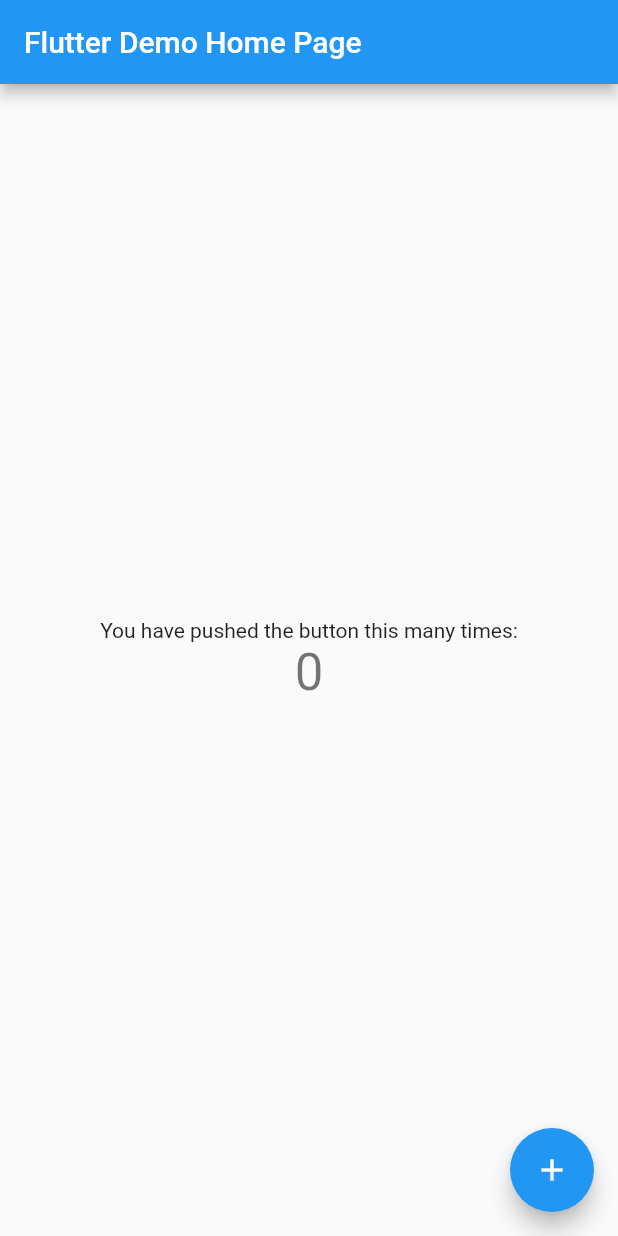
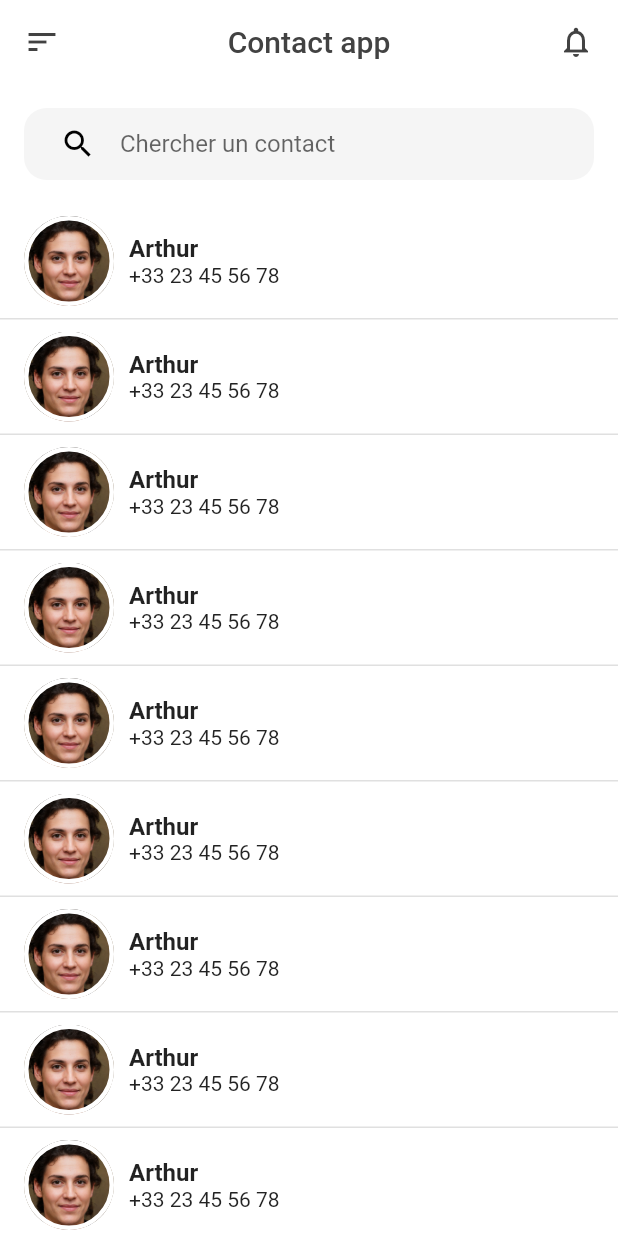
Before and after one commit to louiszgn/contact_app, a Flutter app: the screen it shows after launch, on a phone screen of 412 x 824 dp. Run offline on Flutter 3.47's test engine with Material 2 defaults, Android fonts, the phone set to English and light mode, and no system bars.

Commit message:
Add pages and style

```diff
--- /dev/null
+++ b/lib/components/contact_widget.dart
@@ -0,0 +1,57 @@
+import 'package:flutter/material.dart';
+import 'package:contact_app/pages/contact_details.dart';
+import 'package:contact_app/components/user_avatar.dart';
+
+class ContactWidget extends StatelessWidget {
+
+  final String name;
+  final String number;
+
+  ContactWidget({required this.name, required this.number});
+
+  @override
+  Widget build(BuildContext context) {
+    return GestureDetector(
+      onTap: () {
+        Navigator.push(
+          context,
+          MaterialPageRoute(builder: (context) => ContactDetails(name: name, number: number)),
+        );
+      },
+      child: Container(
+        decoration: BoxDecoration(
+          border: Border(
+            bottom: BorderSide(
+              width: 1,
+              color: Colors.grey.shade300,
+            ),
+          ),
+        ),
+        child:Padding(
+          padding: EdgeInsets.symmetric(vertical: 8, horizontal: 16),
+          child: Row(
+            children: [
+              UserAvatar(),
+
+              SizedBox(width: 10),
+
+              Column(
+                crossAxisAlignment: CrossAxisAlignment.start,
+                children: [
+                  Text(
+                    name,
+                    style: TextStyle(
+                      fontWeight: FontWeight.bold,
+                      fontSize: 16
+                    ),
+                  ),
+                  Text(number),
+                ]
+              ),
+            ]
+          )
+        ),
+      ),
+    );
+  }
+}
--- /dev/null
+++ b/lib/components/user_avatar.dart
@@ -0,0 +1,23 @@
+import 'package:flutter/material.dart';
+
+class UserAvatar extends StatelessWidget {
+  @override
+  Widget build(BuildContext context) {
+    return Container(
+      height: 60,
+      width: 60,
+      decoration: BoxDecoration(
+        color: Colors.white,
+        shape: BoxShape.circle,
+        border: Border.all(
+          width: 3,
+          color: Colors.white,
+        ),
+        image: DecorationImage(
+          image: AssetImage("assets/images/portrait1.jpeg"),
+          fit: BoxFit.cover,
+        ),
+      ),
+    );
+  }
+}
--- a/lib/main.dart
+++ b/lib/main.dart
@@ -14,7 +14,7 @@ class MyApp extends StatelessWidget {
       theme: ThemeData(
         primarySwatch: Colors.blue,
       ),
-      home: HomePage(title: 'Flutter Demo Home Page'),
+      home: HomePage(),
     );
   }
 }
--- /dev/null
+++ b/lib/pages/contact_details.dart
@@ -0,0 +1,47 @@
+import 'package:flutter/material.dart';
+
+class ContactDetails extends StatelessWidget {
+
+  final String name;
+  final String number;
+
+  ContactDetails({required this.name, required this.number});
+
+  @override
+  Widget build(BuildContext context) {
+    return Scaffold(
+      backgroundColor: Colors.white,
+      appBar: AppBar(
+        brightness: Brightness.light,
+        backgroundColor: Colors.transparent,
+        elevation: 0,
+        centerTitle: true,
+        title: Text(
+          name,
+          style: TextStyle(
+            color: Colors.grey[800],
+          ),
+        ),
+        leading: GestureDetector(
+          onTap: () {
+            Navigator.pop(context);
+          },
+          child: Icon(
+            Icons.arrow_back,
+            color: Colors.grey[800],
+          ),
+        ),
+        actions: [
+          Padding(
+            padding: EdgeInsets.only(right: 16),
+            child: Icon(
+              Icons.notifications_none,
+              color: Colors.grey[800],
+            ),
+          ),
+        ],
+      ),
+      body: Text(number),
+    );
+  }
+}
--- a/lib/pages/homepage.dart
+++ b/lib/pages/homepage.dart
@@ -1,46 +1,90 @@
 import 'package:flutter/material.dart';
+import 'package:contact_app/components/contact_widget.dart';
 
-class HomePage extends StatefulWidget {
-  HomePage({Key? key, required this.title}) : super(key: key);
-
-  final String title;
-
-  @override
-  _HomePageState createState() => _HomePageState();
-}
-
-class _HomePageState extends State<HomePage> {
-  int _counter = 0;
-
-  void _incrementCounter() {
-    setState(() { _counter++; });
-  }
+class HomePage extends StatelessWidget {
 
   @override
   Widget build(BuildContext context) {
     return Scaffold(
+      backgroundColor: Colors.white,
       appBar: AppBar(
-        title: Text(widget.title),
+        brightness: Brightness.light,
+        backgroundColor: Colors.transparent,
+        elevation: 0,
+        centerTitle: true,
+        title: Text(
+          'Contact app',
+          style: TextStyle(
+            color: Colors.grey[800],
+          ),
+        ),
+        leading: GestureDetector(
+          onTap: () {},
+          child: Icon(
+            Icons.sort,
+            color: Colors.grey[800],
+          ),
+        ),
+        actions: [
+          Padding(
+            padding: EdgeInsets.only(right: 16),
+            child: Icon(
+              Icons.notifications_none,
+              color: Colors.grey[800],
+            ),
+          ),
+        ],
       ),
-      body: Center(
+      body: SingleChildScrollView(
+        physics: BouncingScrollPhysics(),
         child: Column(
-          mainAxisAlignment: MainAxisAlignment.center,
-          children: <Widget>[
-            Text(
-              'You have pushed the button this many times:',
+          crossAxisAlignment: CrossAxisAlignment.start,
+          children: [
+            Padding(
+              padding: EdgeInsets.all(16),
+              child: TextField(
+                decoration: InputDecoration(
+                  hintText: 'Chercher un contact',
+                  hintStyle: TextStyle(fontSize: 16),
+                  border: OutlineInputBorder(
+                    borderRadius: BorderRadius.circular(15),
+                    borderSide: BorderSide(
+                      width: 0,
+                      style: BorderStyle.none,
+                    ),
+                  ),
+                  filled: true,
+                  fillColor: Colors.grey[100],
+                  contentPadding: EdgeInsets.only(right: 30,),
+                  prefixIcon: Padding(
+                    padding: EdgeInsets.only(right: 16.0, left: 24.0),
+                    child: Icon(
+                      Icons.search,
+                      color: Colors.black,
+                      size: 24,
+                    ),
+                  ),
+                ),
+              ),
             ),
-            Text(
-              '$_counter',
-              style: Theme.of(context).textTheme.headline4,
+
+            Container(
+              child: Column(
+                crossAxisAlignment: CrossAxisAlignment.start,
+                children: buildContactWidget(),
+              ),
             ),
-          ],
+          ]
         ),
-      ),
-      floatingActionButton: FloatingActionButton(
-        onPressed: _incrementCounter,
-        tooltip: 'Increment',
-        child: Icon(Icons.add),
       ),
     );
   }
+
+  List<Widget> buildContactWidget() {
+    List<Widget> list = [];
+    for (var i = 0; i < 10; i++) {
+      list.add(ContactWidget(name: "Arthur", number: "+33 23 45 56 78"));
+    }
+    return list;
+  }
 }
```
Also changed, not shown: pubspec.yaml (+7 -7 lines), assets/images/portrait1.jpeg (added), fonts/Montserrat-Regular.ttf (added).
